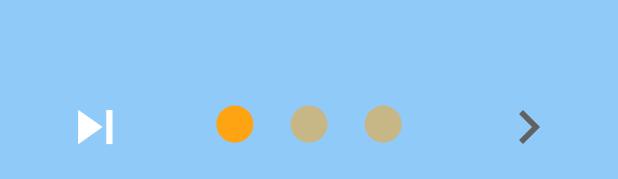
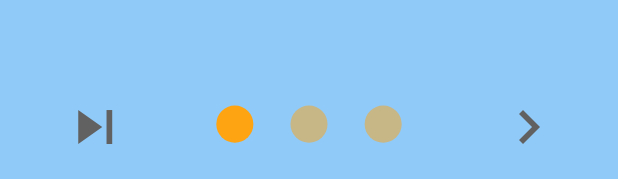
Before and after one commit to Omine100/Thirty, a Flutter app: the IntroScreen widget shown alone on an empty page, opened directly, on a phone screen of 412 x 824 dp. Shown: the part 1054-1233 px from the top of the screen. Run offline on Flutter 3.47's test engine with Material 2 defaults, Android fonts, the phone set to English and light mode, and no system bars; drawn by our look-alikes of intro_slider; our stand-ins replace cloud_firestore, firebase_auth, lottie; accounts and stored records are empty.

```diff
--- a/thirty_1.0/thirty/lib/pages/intro.dart
+++ b/thirty_1.0/thirty/lib/pages/intro.dart
@@ -23,17 +23,6 @@ class _IntroScreenState extends State<IntroScreen> {
   //Varaible initialization
   List<Slide> slides = new List();
   Function goToTab;
-
-  //Mechanics: Switching to the next slide
-  void onTabChangeCompleted(index) {
-    //Index of current slide is focused
-  }
-
-  //Mechanics: Route to home screen
-  void onDonePress() async {
-    Navigator.pop(context);
-    Navigator.pushReplacementNamed(context, "/RootScreen");
-  }
 
   //Mechanics: Initial state
   @override
@@ -86,48 +75,29 @@ class _IntroScreenState extends State<IntroScreen> {
     );
   }
 
-  //User interface: Show next button
-  Widget showNextButton() {
+  //Mechanics: Switching to the next slide
+  void onTabChangeCompleted(index) {
+    //Index of current slide is focused
+  }
+
+  //Mechanics: Route to home screen
+  void onDonePress() async {
+    Navigator.pop(context);
+    Navigator.pushReplacementNamed(context, "/RootScreen");
+  }
+
+  //User interface: Show interface button
+  Widget showInterfaceButton(String type) {
     return Container(
       height:
           themes.getDimension(context, true, "introInterfaceButtonDimension"),
       width:
           themes.getDimension(context, false, "introInterfaceButtonDimension"),
       child: Icon(
-        Icons.navigate_next,
+        type == "navigate_next"
+            ? Icons.navigate_next
+            : (type == "done" ? Icons.done : Icons.skip_next),
         color: Colors.grey.shade700,
-        size: themes.getDimension(
-            context, true, "introInterfaceButtonIconDimension"),
-      ),
-    );
-  }
-
-  //User interface: Show done button
-  Widget showDoneButton() {
-    return Container(
-      height:
-          themes.getDimension(context, true, "introInterfaceButtonDimension"),
-      width:
-          themes.getDimension(context, false, "introInterfaceButtonDimension"),
-      child: Icon(
-        Icons.done,
-        color: Theme.of(context).colorScheme.introInterfaceButtonColor,
-        size: themes.getDimension(
-            context, true, "introInterfaceButtonIconDimension"),
-      ),
-    );
-  }
-
-  //User interface: Show skip button
-  Widget showSkipButton() {
-    return Container(
-      height:
-          themes.getDimension(context, true, "introInterfaceButtonDimension"),
-      width:
-          themes.getDimension(context, false, "introInterfaceButtonDimension"),
-      child: Icon(
-        Icons.skip_next,
-        color: Theme.of(context).colorScheme.introInterfaceButtonColor,
         size: themes.getDimension(
             context, true, "introInterfaceButtonIconDimension"),
       ),
@@ -177,9 +147,9 @@ class _IntroScreenState extends State<IntroScreen> {
   Widget build(BuildContext context) {
     return new IntroSlider(
       slides: this.slides,
-      renderSkipBtn: this.showSkipButton(),
-      renderNextBtn: this.showNextButton(),
-      renderDoneBtn: this.showDoneButton(),
+      renderSkipBtn: this.showInterfaceButton("skip_next"),
+      renderNextBtn: this.showInterfaceButton("navigate_next"),
+      renderDoneBtn: this.showInterfaceButton("done"),
       onDonePress: this.onDonePress,
       colorDot: Theme.of(context).colorScheme.introDotColor,
       sizeDot: themes.getDimension(context, true, "introDotDimension"),
```
